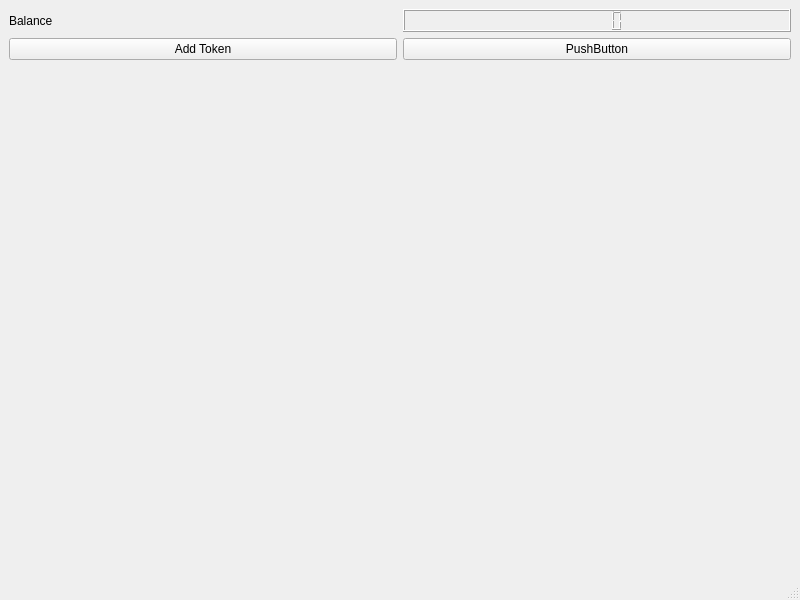
Old version of the form mainwindow.ui in the repository neosam/qupay.
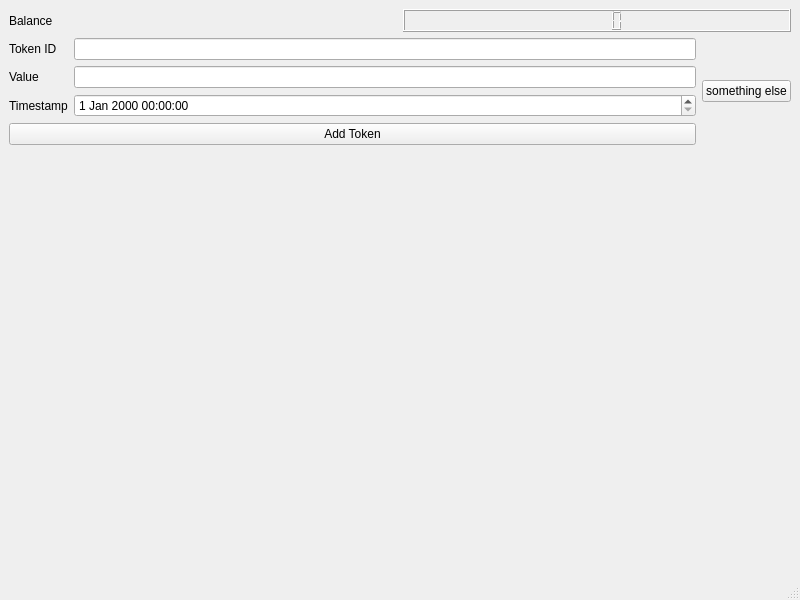
New version of the form.

Commit message:
Basic UI created
Can add tokens into the wallet.

The edit to the form file:
```diff
--- a/mainwindow.ui
+++ b/mainwindow.ui
@@ -32,16 +32,54 @@
     <item>
      <layout class="QHBoxLayout" name="horizontalLayout_2">
       <item>
-       <widget class="QPushButton" name="pushButton_2">
-        <property name="text">
-         <string>Add Token</string>
-        </property>
-       </widget>
+       <layout class="QVBoxLayout" name="verticalLayout_2">
+        <item>
+         <layout class="QGridLayout" name="gridLayout">
+          <item row="0" column="1">
+           <widget class="QLineEdit" name="tokenIdField"/>
+          </item>
+          <item row="0" column="0">
+           <widget class="QLabel" name="label_2">
+            <property name="text">
+             <string>Token ID</string>
+            </property>
+           </widget>
+          </item>
+          <item row="1" column="0">
+           <widget class="QLabel" name="label_3">
+            <property name="text">
+             <string>Value</string>
+            </property>
+           </widget>
+          </item>
+          <item row="1" column="1">
+           <widget class="QLineEdit" name="valueField"/>
+          </item>
+          <item row="2" column="1">
+           <widget class="QDateTimeEdit" name="timestamp"/>
+          </item>
+          <item row="2" column="0">
+           <widget class="QLabel" name="label_4">
+            <property name="text">
+             <string>Timestamp</string>
+            </property>
+           </widget>
+          </item>
+         </layout>
+        </item>
+        <item>
+         <widget class="QPushButton" name="addTokenButton">
+          <property name="text">
+           <string>Add Token</string>
+          </property>
+         </widget>
+        </item>
+       </layout>
       </item>
       <item>
        <widget class="QPushButton" name="pushButton">
         <property name="text">
-         <string>PushButton</string>
+         <string>something else</string>
         </property>
        </widget>
       </item>
```
Left out of the diff: 41 changed lines with no effect on the pictures. The commit also changes 5 other files.
